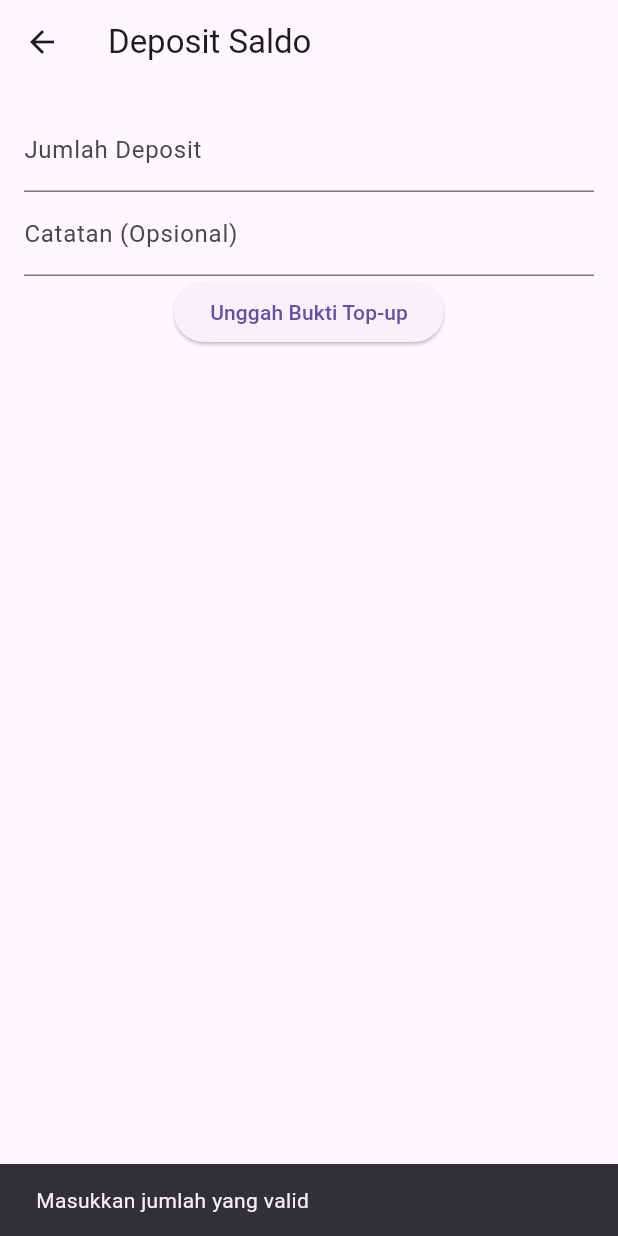
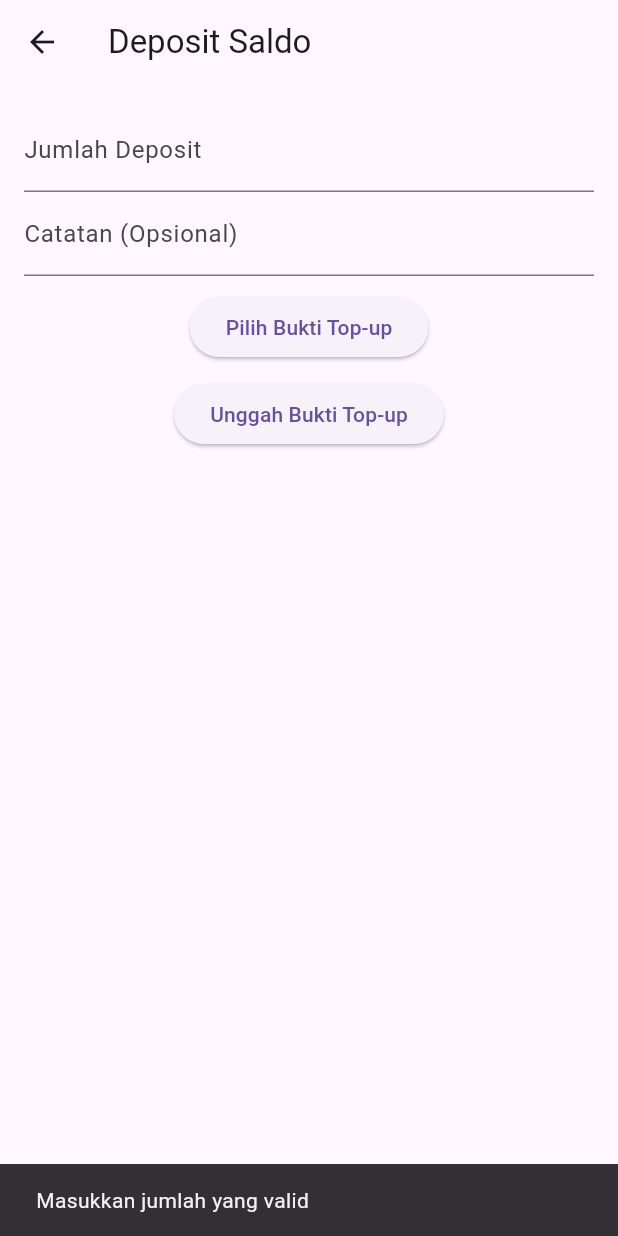
Before and after one commit to okanfdlh/aplikasi-toko, a Flutter app: the DepositBalancePage screen opened directly, after a tap on "Unggah Bukti Top-up", on a phone screen of 412 x 824 dp. Run offline on Flutter 3.47's test engine with Material 3 defaults, Android fonts, the phone set to English and light mode, and no system bars; our stand-ins replace image_picker, shared_preferences; accounts and stored records are empty.

Commit message:
Update deposit_balance_page.dart

```diff
--- a/lib/views/deposit_balance_page.dart
+++ b/lib/views/deposit_balance_page.dart
@@ -1,6 +1,10 @@
 import 'package:flutter/material.dart';
 import 'package:http/http.dart' as http;
 import 'dart:convert';
+import 'package:image_picker/image_picker.dart';
+import 'dart:io';
+import 'package:shared_preferences/shared_preferences.dart';
+import 'login_page.dart';  // Ganti dengan halaman login Anda
 
 class DepositBalancePage extends StatefulWidget {
   const DepositBalancePage({super.key});
@@ -12,11 +16,22 @@ class DepositBalancePage extends StatefulWidget {
 class _DepositBalancePageState extends State<DepositBalancePage> {
   final TextEditingController _amountController = TextEditingController();
   final TextEditingController _noteController = TextEditingController();
+  File? _proofFile; // Menyimpan file bukti transfer
 
-  // Simulasi pengunggahan bukti top-up
+  final ImagePicker _picker = ImagePicker();
 
+  // Fungsi untuk memilih gambar bukti transfer dari galeri atau kamera
+  Future<void> _pickProof() async {
+    final pickedFile = await _picker.pickImage(source: ImageSource.gallery); // Bisa ganti source ke kamera (ImageSource.camera)
+    if (pickedFile != null) {
+      setState(() {
+        _proofFile = File(pickedFile.path);
+      });
+    }
+  }
 
-void _uploadProof() async {
+  // Fungsi untuk mengupload deposit beserta bukti transfer
+  Future<void> _uploadProof() async {
     final amount = double.tryParse(_amountController.text);
     if (amount == null || amount <= 0) {
       ScaffoldMessenger.of(context).showSnackBar(
@@ -25,28 +40,73 @@ void _uploadProof() async {
       return;
     }
 
+    // Ambil token yang disimpan di SharedPreferences
+    SharedPreferences prefs = await SharedPreferences.getInstance();
+    String? token = prefs.getString('token');
+    print("Token yang diambil: $token");
+
+    if (token == null) {
+      ScaffoldMessenger.of(context).showSnackBar(
+        const SnackBar(content: Text("Anda harus login terlebih dahulu")),
+      );
+      return;
+    }
+
     final customerId = 1; // Ganti dengan ID customer yang aktif
+
+    // Membuat request untuk deposit
     final url = Uri.parse('http://127.0.0.1:8000/api/customers/$customerId/deposit');
+    final request = http.MultipartRequest('POST', url)
+      ..headers['Authorization'] = 'Bearer $token'
+      ..fields['amount'] = amount.toString()
+      ..fields['note'] = _noteController.text;
 
-  final response = await http.post(
-    url,
-    body: {'amount': amount.toString()},
+    if (_proofFile != null) {
+      final mimeType = _proofFile!.path.split('.').last.toLowerCase();
+      if (['jpg', 'jpeg', 'png', 'pdf'].contains(mimeType)) {
+        // Memastikan file sesuai dengan format yang diterima
+        request.files.add(await http.MultipartFile.fromPath('proof', _proofFile!.path));
+      } else {
+        ScaffoldMessenger.of(context).showSnackBar(
+          const SnackBar(content: Text("File harus berupa gambar atau PDF")),
         );
+        return;
+      }
+    } else {
+      ScaffoldMessenger.of(context).showSnackBar(
+        const SnackBar(content: Text("Bukti transfer harus diunggah")),
+      );
+      return;
+    }
 
-  if (response.statusCode == 200) {
-    final json = jsonDecode(response.body);
+    final response = await request.send();
+
+    if (response.statusCode == 302) {
+      // Redirect terjadi, arahkan pengguna ke halaman login
+      print("Token tidak valid atau kadaluarsa. Arahkan ke login.");
+      // _navigateToLoginPage();
+    } else if (response.statusCode == 200) {
+      final responseBody = await response.stream.bytesToString();
+      final json = jsonDecode(responseBody);
       print("Sukses: ${json['message']}");
       ScaffoldMessenger.of(context).showSnackBar(
         SnackBar(content: Text(json['message'])),
       );
     } else {
-    print("Gagal: ${response.body}");
+      print("Gagal: ${response.statusCode}");
       ScaffoldMessenger.of(context).showSnackBar(
         const SnackBar(content: Text("Gagal menambahkan saldo")),
       );
     }
   }
 
+  // Fungsi untuk mengarahkan pengguna ke halaman login
+  // void _navigateToLoginPage() {
+  //   Navigator.pushReplacement(
+  //     context,
+  //     MaterialPageRoute(builder: (context) => LoginPage()), // Ganti LoginPage dengan halaman login Anda
+  //   );
+  // }
 
   @override
   Widget build(BuildContext context) {
@@ -67,6 +127,19 @@ void _uploadProof() async {
               controller: _noteController,
               decoration: const InputDecoration(labelText: "Catatan (Opsional)"),
             ),
+            const SizedBox(height: 10),
+            ElevatedButton(
+              onPressed: _pickProof, // Pilih gambar bukti transfer
+              child: const Text("Pilih Bukti Top-up"),
+            ),
+            if (_proofFile != null)
+              Image.file(
+                _proofFile!,
+                height: 150,
+                width: 150,
+                fit: BoxFit.cover,
+              ),
+            const SizedBox(height: 10),
             ElevatedButton(
               onPressed: _uploadProof,
               child: const Text("Unggah Bukti Top-up"),
```
Lines whose indentation alone changed are shown as unchanged.
